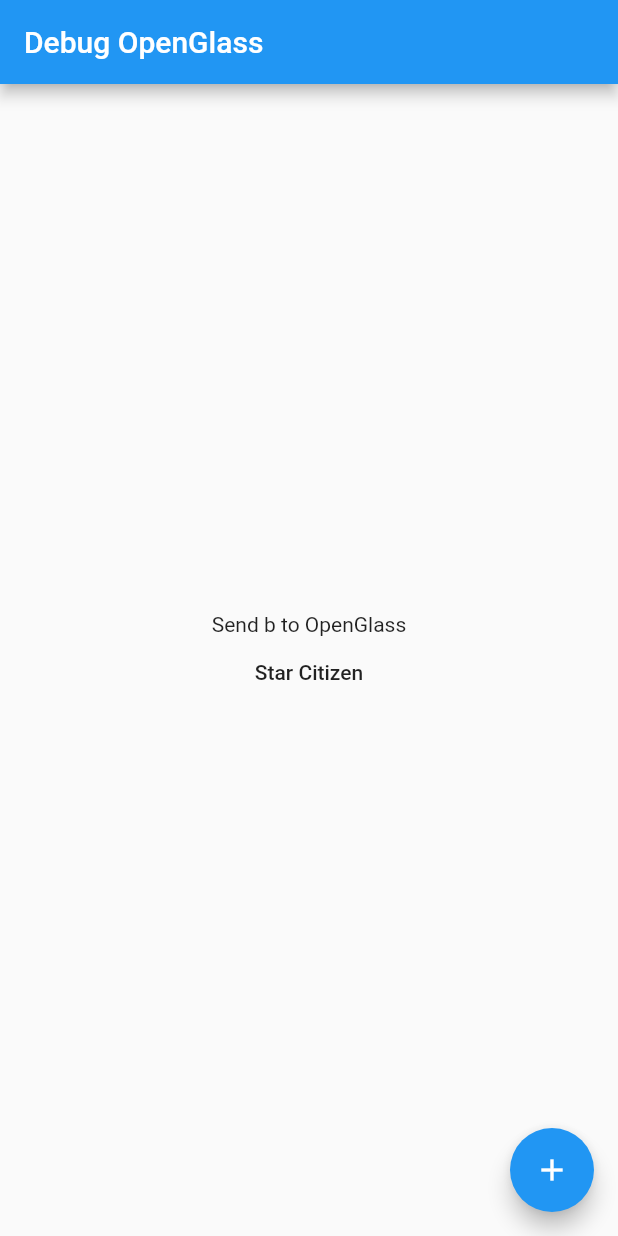
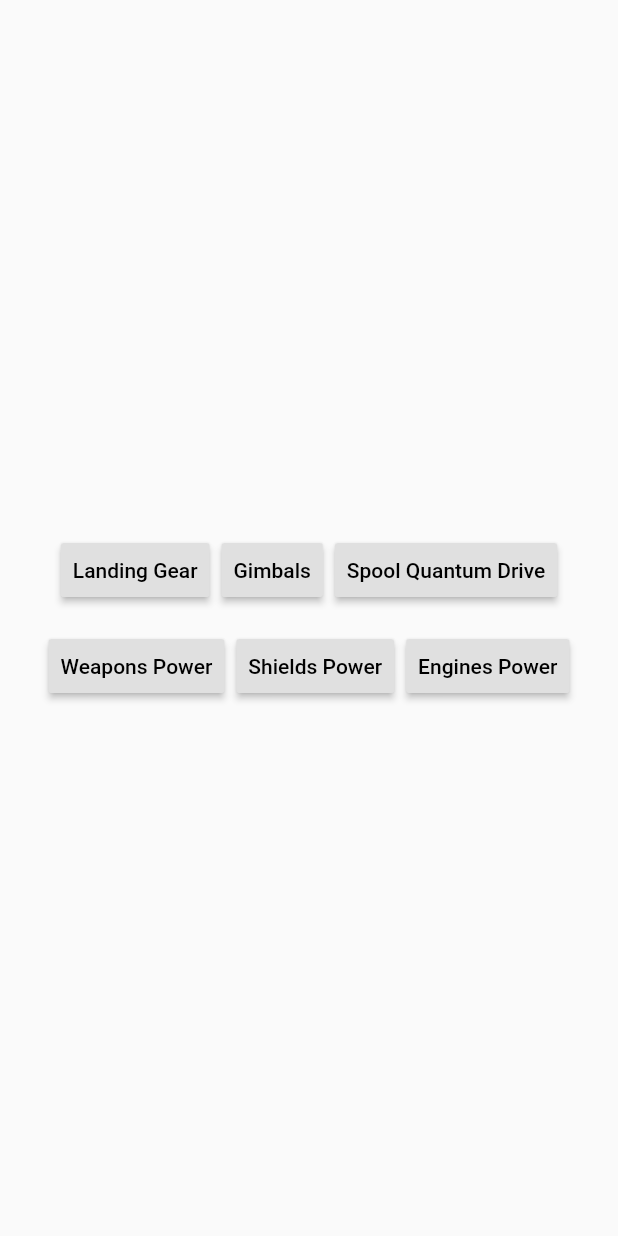
Before and after one commit to open-glass/open-glass-app, a Flutter app: the screen it shows after launch, after a tap on "Star Citizen", on a phone screen of 412 x 824 dp. Run offline on Flutter 3.47's test engine with Material 2 defaults, Android fonts, the phone set to English and light mode, and no system bars; our stand-ins replace basic_utils.

Commit message:
Add basic star citizen app implementation

```diff
--- a/lib/main.dart
+++ b/lib/main.dart
@@ -1,5 +1,6 @@
 import 'package:flutter/material.dart';
 import 'package:open_glass_app/open_glass_api.dart';
+import 'package:open_glass_app/widget/star_citizen_base_ship_actions.dart';
 
 void main() {
   runApp(MyApp());
@@ -65,20 +66,23 @@ class _MyHomePageState extends State<MyHomePage> {
           mainAxisAlignment: MainAxisAlignment.center,
           children: <Widget>[
             Text(
-              'Send b to OpenGlass',
+              'Choose game'
             ),
-            MaterialButton(
-              child: Text('Star Citizen'),
-              onPressed: () => api.chooseGame(Game.STAR_CITIZEN)
+            ButtonBar(
+              mainAxisSize: MainAxisSize.min,
+              children: [
+                RaisedButton(
+                    child: Text('Star Citizen'),
+                    onPressed: () {
+                      api.chooseGame(Game.STAR_CITIZEN);
+                      Navigator.push(context, MaterialPageRoute(builder: (context) => new StarCitizenBaseShipActions(api)));
+                    }
+                ),
+              ],
             ),
           ],
         ),
       ),
-      floatingActionButton: FloatingActionButton(
-        onPressed: () => api.pressKey('b'),
-        tooltip: 'Press b',
-        child: Icon(Icons.add),
-      ), // This trailing comma makes auto-formatting nicer for build methods.
     );
   }
 }
--- /dev/null
+++ b/lib/widget/api_widget.dart
@@ -0,0 +1,8 @@
+import 'package:flutter/cupertino.dart';
+import 'package:open_glass_app/open_glass_api.dart';
+
+abstract class ApiWidget extends StatelessWidget {
+  final OpenGlassApi api;
+
+  ApiWidget(this.api);
+}
--- /dev/null
+++ b/lib/widget/star_citizen_base_ship_actions.dart
@@ -0,0 +1,60 @@
+import 'package:flutter/cupertino.dart';
+import 'package:flutter/material.dart';
+import 'package:open_glass_app/open_glass_api.dart';
+
+import 'package:open_glass_app/widget/api_widget.dart';
+
+class StarCitizenBaseShipActions extends ApiWidget {
+
+  StarCitizenBaseShipActions(OpenGlassApi api) : super(api);
+
+
+  @override
+  Widget build(BuildContext context) {
+    return Scaffold(
+      body: Center(
+        child: Column(
+          mainAxisAlignment: MainAxisAlignment.center,
+          children: [
+            ButtonBar(
+              mainAxisSize: MainAxisSize.max,
+              alignment: MainAxisAlignment.center,
+              children: [
+                RaisedButton(
+                    child: Text('Landing Gear'),
+                    onPressed: () => api.pressKey('n')
+                ),
+                RaisedButton(
+                    child: Text('Gimbals'),
+                    onPressed: () => api.pressKey('g')
+                ),
+                RaisedButton(
+                    child: Text('Spool Quantum Drive'),
+                    onPressed: () => api.pressKey('b')
+                ),
+              ],
+            ),
+            ButtonBar(
+              mainAxisSize: MainAxisSize.min,
+              alignment: MainAxisAlignment.center,
+              children: [
+                RaisedButton(
+                    child: Text('Weapons Power'),
+                    onPressed: () => api.pressKey('p')
+                ),
+                RaisedButton(
+                    child: Text('Shields Power'),
+                    onPressed: () => api.pressKey('o')
+                ),
+                RaisedButton(
+                    child: Text('Engines Power'),
+                    onPressed: () => api.pressKey('i')
+                ),
+              ],
+            ),
+          ],
+        ),
+      ),
+    );
+  }
+}
```
